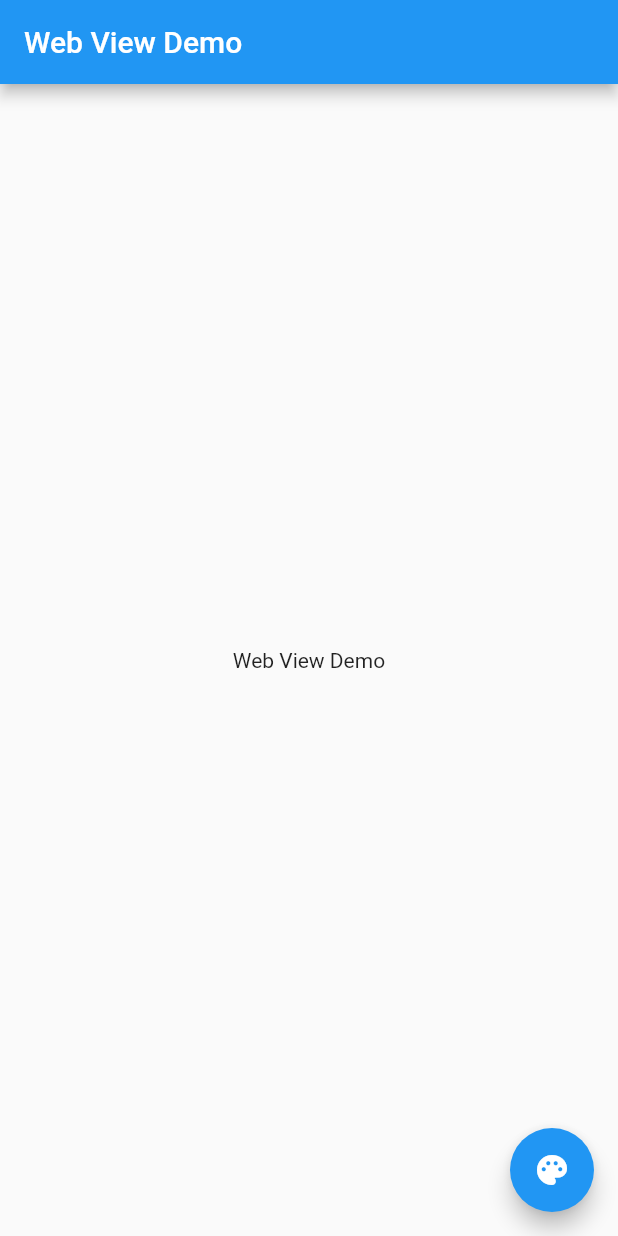
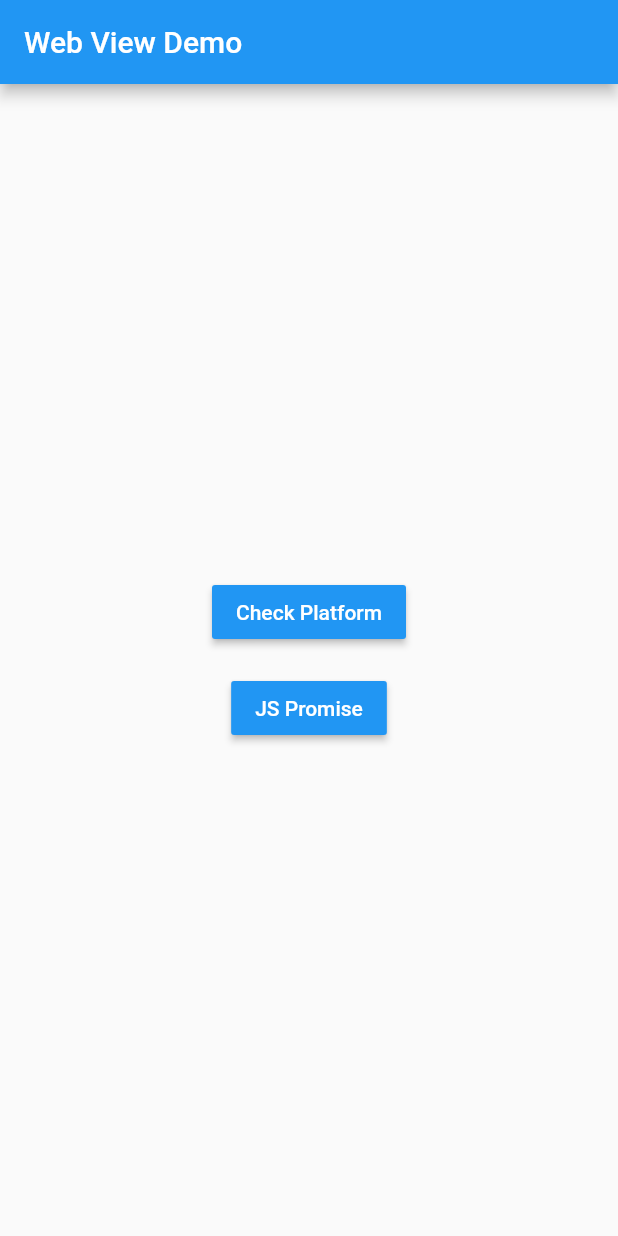
Before and after one commit to meetjanani-simformsolutions/webview_flutter_app, a Flutter app: the screen it shows after launch, on a phone screen of 412 x 824 dp. Run offline on Flutter 3.47's test engine with Material 2 defaults, Android fonts, the light colour scheme and no system bars; our stand-ins replace js; missing offline and left inert: dart:js, dart:js_util.

Commit message:
Implement JS Promise to call javascript function from dart

```diff
--- /dev/null
+++ b/lib/js_helper/js_helper.dart
@@ -0,0 +1,3 @@
+export 'js_helper_web.dart'
+    if (dart.library.js) 'js_helper_web.dart' // in case web browser
+    if (dart.library.io) 'js_helper_mobile.dart'; // in case other device type such as Mobile/ desktop js package have not support.
--- a/lib/main.dart
+++ b/lib/main.dart
@@ -11,10 +11,6 @@ class MyApp extends StatelessWidget {
   Widget build(BuildContext context) {
     return MaterialApp(
       title: 'Flutter web session',
-      theme: ThemeData(
-        primarySwatch: Colors.blue,
-        visualDensity: VisualDensity.adaptivePlatformDensity,
-      ),
       home: WebViewSession(),
     );
   }
--- a/lib/webview_session.dart
+++ b/lib/webview_session.dart
@@ -1,5 +1,7 @@
 
 import 'package:flutter/material.dart';
+
+import 'js_helper/js_helper.dart';
 
 class WebViewSession extends StatefulWidget {
   const WebViewSession();
@@ -10,24 +12,46 @@ class WebViewSession extends StatefulWidget {
 
 class _WebViewSessionState extends State<WebViewSession> {
 
+  final JSHelper _jsHelper = JSHelper();
+
   @override
   Widget build(BuildContext context) {
-    return SafeArea(
-        child: Scaffold(
-          appBar: AppBar(
-            title: Text('Web View Demo'),
-          ),
-      body: Container(
-        child: Center(
-          child: Text('Web View Demo'),
+
+    return Scaffold(
+      appBar: AppBar(
+        title: Text('Web View Demo'),
+      ),
+      body: Center(
+        child: Column(
+          mainAxisAlignment: MainAxisAlignment.center,
+          children: <Widget>[
+            MaterialButton(
+              color: Theme.of(context).colorScheme.primary,
+              child: const Text(
+                "Check Platform",
+                style: TextStyle(color: Colors.white),
+              ),
+              onPressed: () {
+                print(_jsHelper.getPlatformFromJS());
+              },
+            ),
+            const SizedBox(height: 16),
+            MaterialButton(
+              color: Colors.blue,
+              child: const Text(
+                "JS Promise",
+                style: TextStyle(color: Colors.white),
+              ),
+              onPressed: () async {
+                print("Calling JS promise");
+                String dataFromJS = await _jsHelper.callJSPromise();
+                print(dataFromJS);
+              },
+            ),
+          ],
         ),
       ),
-          floatingActionButton: FloatingActionButton(
-            onPressed: (){
-            },
-            child: Icon(Icons.palette_rounded),
-          ),
-    ));
+    );
   }
 
 }
--- a/pubspec.yaml
+++ b/pubspec.yaml
@@ -28,6 +28,7 @@ dependencies:
   # The following adds the Cupertino Icons font to your application.
   # Use with the CupertinoIcons class for iOS style icons.
   cupertino_icons: ^1.0.0
+  js:
 
 dev_dependencies:
   flutter_test:
```
Also changed, not shown: lib/js_helper/js_helper_mobile.dart (added, +9 -0 lines), lib/js_helper/js_helper_web.dart (added, +16 -0 lines), lib/js_helper/js_promise_library.dart (added, +7 -0 lines), pubspec.lock, 7 other files.
